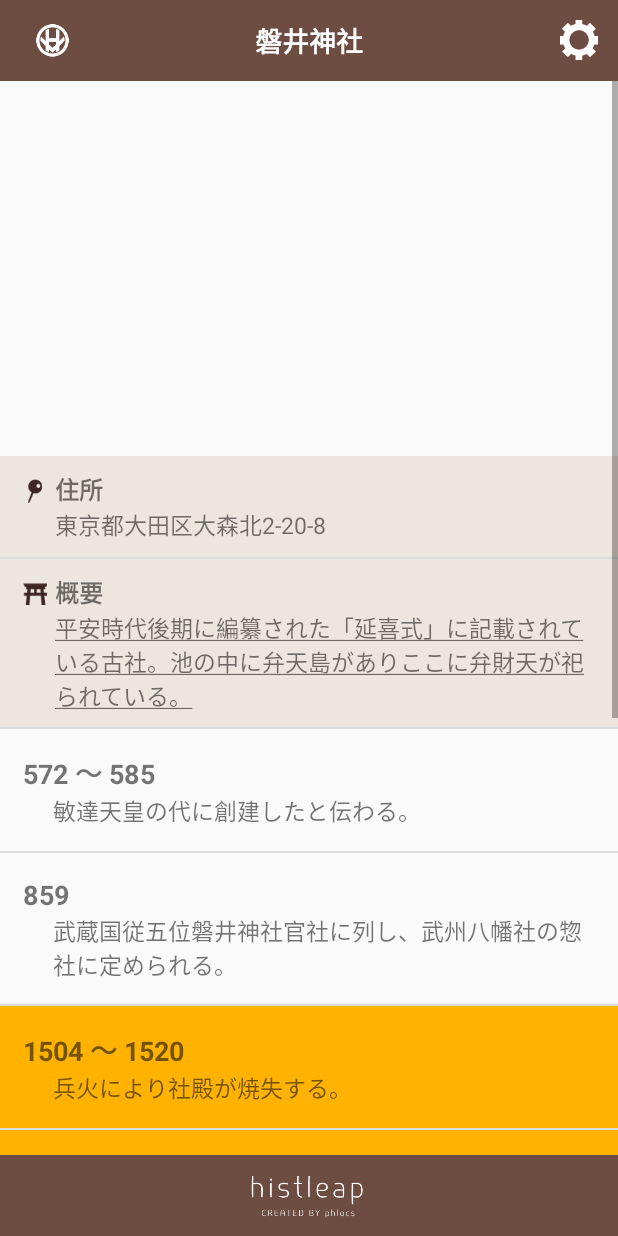
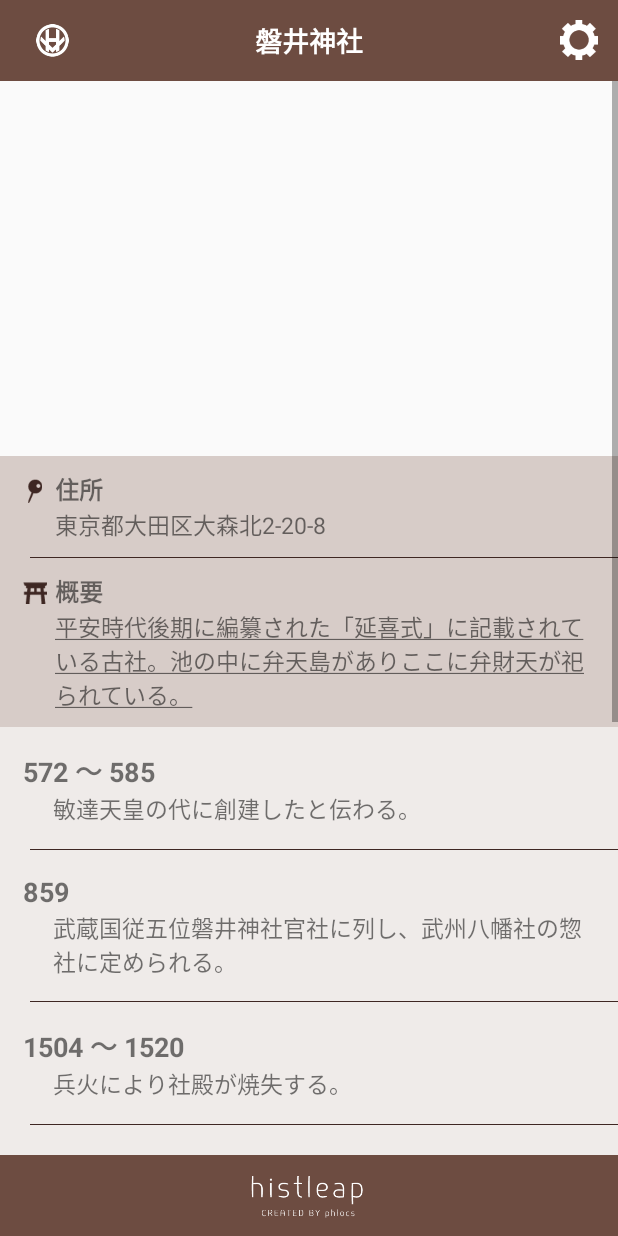
Before and after one commit to phlocs201/histleap, an Android app: the SpotDetailActivity screen opened directly, with no data from a screen before it, on a phone screen of 412 x 824 dp. Run offline under Robolectric (Android 15) with nearby library versions, the phone set to English and light mode, and no system bars.

Commit message:
ListViewのボーダー周りを整える.

```diff
--- a/android/app/src/main/java/tech/phlocs/histleap/SpotDetailActivity.java
+++ b/android/app/src/main/java/tech/phlocs/histleap/SpotDetailActivity.java
@@ -39,6 +39,9 @@ public class SpotDetailActivity extends Activity {
     protected void onCreate(Bundle savedInstanceState) {
         super.onCreate(savedInstanceState);
         setContentView(R.layout.activity_spot_detail);
+
+
+
         // インテントを取得
         Intent intent = this.getIntent();
         //String spot = intent.getStringExtra("spot");
@@ -48,8 +51,8 @@ public class SpotDetailActivity extends Activity {
         // ダミーデータを取得
         Spot currentSpot = _getDummySpot();
         ArrayList<Integer> range = new ArrayList<>();
-        range.add(1299);
-        range.add(1945);
+        range.add(1700);
+        range.add(1899);
 
         // ヘッダー文言を設定
         _setHeaderText(currentSpot.getName());
--- a/android/app/src/main/java/tech/phlocs/histleap/adapter/EventListAdapter.java
+++ b/android/app/src/main/java/tech/phlocs/histleap/adapter/EventListAdapter.java
@@ -69,6 +69,8 @@ public class EventListAdapter extends BaseAdapter {
         // スライダー範囲内であれば、強調表示
         if (_isInsideRange(item.getStartYear())) {
             convertView.setBackgroundColor(Color.parseColor("#FFB300"));
+        } else {
+            convertView.setBackgroundColor(Color.parseColor("#EFEBE9"));
         }
         // spotURLがあれば、リンクを設定
         final String eventUrl = item.getUrl();
@@ -83,6 +85,12 @@ public class EventListAdapter extends BaseAdapter {
                 }
             });
         }
+
+        // 最も下のitemであれば、bottomの境界線を消す
+        if (position == getCount() -1) {
+            convertView.findViewById(R.id.event_list_border).setVisibility(View.INVISIBLE);
+        }
+
         return convertView;
     }
 
--- a/android/app/src/main/java/tech/phlocs/histleap/adapter/SpotInfoListAdapter.java
+++ b/android/app/src/main/java/tech/phlocs/histleap/adapter/SpotInfoListAdapter.java
@@ -70,6 +70,12 @@ public class SpotInfoListAdapter extends BaseAdapter {
                 }
             });
         }
+
+        // 最も下のitemであれば、bottomの境界線を消す
+        if (position == getCount() -1) {
+            convertView.findViewById(R.id.spot_info_list_border).setVisibility(View.INVISIBLE);
+        }
+
         return convertView;
     }
 }
--- a/android/app/src/main/res/layout/activity_spot_detail.xml
+++ b/android/app/src/main/res/layout/activity_spot_detail.xml
@@ -105,7 +105,9 @@
             <tech.phlocs.histleap.custom_view.MeasuredListView
                 android:id="@+id/lv_spotInfoList"
                 android:layout_width="match_parent"
-                android:layout_height="match_parent" />
+                android:layout_height="match_parent"
+                android:divider="@null"
+                />
 
             <!-- イベントリスト -->
             <LinearLayout
@@ -116,7 +118,9 @@
                 <tech.phlocs.histleap.custom_view.MeasuredListView
                     android:id="@+id/lv_eventList"
                     android:layout_width="match_parent"
-                    android:layout_height="match_parent" />
+                    android:layout_height="match_parent"
+                    android:divider="@null"
+                    />
             </LinearLayout>
         </LinearLayout>
     </ScrollView>
--- a/android/app/src/main/res/layout/list_item_division_child.xml
+++ b/android/app/src/main/res/layout/list_item_division_child.xml
@@ -80,7 +80,7 @@
     <View
         android:layout_marginLeft="80dp"
         android:layout_width="match_parent"
-        android:layout_height="1dp"
+        android:layout_height="0.5dp"
         android:background="#3E2723"
         />
 </LinearLayout>
--- a/android/app/src/main/res/layout/list_item_division_parent.xml
+++ b/android/app/src/main/res/layout/list_item_division_parent.xml
@@ -55,7 +55,7 @@
     <View
         android:layout_marginLeft="20dp"
         android:layout_width="match_parent"
-        android:layout_height="1dp"
+        android:layout_height="0.5dp"
         android:background="#3E2723"
         />
 </LinearLayout>
--- a/android/app/src/main/res/layout/list_item_event.xml
+++ b/android/app/src/main/res/layout/list_item_event.xml
@@ -1,7 +1,12 @@
 <?xml version="1.0" encoding="utf-8"?>
 <LinearLayout xmlns:android="http://schemas.android.com/apk/res/android"
     android:layout_width="match_parent"
-  android:layout_height="200dp"
+    android:layout_height="wrap_content"
+    android:orientation="vertical"
+    >
+  <LinearLayout
+    android:layout_width="match_parent"
+    android:layout_height="wrap_content"
     android:orientation="vertical"
     android:padding="15dp"
     >
@@ -36,3 +41,13 @@
       android:layout_marginStart="20dp"
       />
   </LinearLayout>
+  <!-- 境界線 -->
+  <View
+      android:id="@+id/event_list_border"
+      android:layout_width="match_parent"
+      android:layout_height="0.5dp"
+      android:layout_marginStart="20dp"
+      android:layout_marginLeft="20dp"
+      android:background="#3E2723"
+      />
+</LinearLayout>
--- a/android/app/src/main/res/layout/list_item_spot_info.xml
+++ b/android/app/src/main/res/layout/list_item_spot_info.xml
@@ -1,8 +1,14 @@
 <?xml version="1.0" encoding="utf-8"?>
 <LinearLayout xmlns:android="http://schemas.android.com/apk/res/android"
     android:layout_width="match_parent"
-    android:layout_height="200dp"
-    android:background="#ede6de"
+    android:layout_height="wrap_content"
+    android:orientation="vertical"
+    android:background="#D7CCC8"
+    >
+    <LinearLayout
+        android:layout_width="match_parent"
+        android:layout_height="wrap_content"
+        android:background="#D7CCC8"
         android:orientation="horizontal"
         android:padding="10dp">
 
@@ -29,6 +35,17 @@
                 android:layout_width="wrap_content"
                 android:layout_height="wrap_content"
                 android:layout_gravity="left"
-            android:textSize="15sp" />
+                android:textSize="15sp"
+                />
         </LinearLayout>
     </LinearLayout>
+    <!-- 境界線 -->
+    <View
+        android:id="@+id/spot_info_list_border"
+        android:layout_width="match_parent"
+        android:layout_height="0.5dp"
+        android:layout_marginStart="20dp"
+        android:layout_marginLeft="20dp"
+        android:background="#3E2723"
+        />
+</LinearLayout>
--- a/android/app/src/main/res/raw/spots.json
+++ b/android/app/src/main/res/raw/spots.json
@@ -69,10 +69,10 @@
             "spotName": "戸越八幡神社",
             "spotLatitude": "35.613789",
             "spotLongitude": "139.720360",
-            "spotAddress": "",
+            "spotAddress": "東京都品川区戸越２丁目６−２３",
             "spotOverview": "旧戸越村の鎮守であった東京都品川区戸越にある神社。",
             "spotURL": "https://ja.wikipedia.org/wiki/%E8%B2%B4%E8%88%B9%E7%A5%9E%E7%A4%BE_(%E5%93%81%E5%B7%9D%E5%8C%BA)",
-            "spotImageURL": "https://ja.wikipedia.org/wiki/%E6%88%B8%E8%B6%8A%E5%85%AB%E5%B9%A1%E7%A5%9E%E7%A4%BE#/media/File:Togoshi_hachiman.JPG",
+            "spotImageURL": "https://upload.wikimedia.org/wikipedia/commons/c/cf/Togoshi_hachiman.JPG",
             "events": [
                 {
                     "eventStartYear": 1526,
@@ -139,7 +139,7 @@
             "spotAddress": "東京都品川区北品川2丁目3-12",
             "spotOverview": "東京都で唯一、虚空藏菩薩を本尊とする天台宗の寺。東海七福神の１つで布袋尊が安置されている。",
             "spotURL": "https://ja.localwiki.org/shinagawa/%E9%A4%8A%E9%A1%98%E5%AF%BA%EF%BC%88%E3%82%88%E3%81%86%E3%81%8C%E3%82%93%E3%81%98%EF%BC%89",
-            "spotImageURL": "https://www.google.co.jp/maps/place/%E5%A4%A9%E5%8F%B0%E5%AE%97%E9%A4%8A%E9%A1%98%E5%AF%BA/@35.6193947,139.7421376,3a,75y,90t/data=!3m8!1e2!3m6!1s-GGw6SOge5rc%2FWCfDTpycUfI%2FAAAAAAAAmqo%2FT7CrqectLTsxUE9M01x0QqOw9wgYqYCbACLIB!2e4!3e12!6s%2F%2Flh6.googleusercontent.com%2F-GGw6SOge5rc%2FWCfDTpycUfI%2FAAAAAAAAmqo%2FT7CrqectLTsxUE9M01x0QqOw9wgYqYCbACLIB%2Fs114-k-no%2F!7i4160!8i3120!4m5!3m4!1s0x0:0x80138e838d9de36c!8m2!3d35.6189916!4d139.7424205!6m1!1e1?hl=ja",
+            "spotImageURL": "http://www.tesshow.jp/shinagawa/images/nshinagawa_yogan1s.jpg",
             "events": [
                 {
                     "eventStartYear": 1299,
@@ -163,7 +163,7 @@
             "spotAddress": "東京都品川区北品川2-30",
             "spotOverview": "北品川の鎮守・品川神社に対し、南品川の鎮守として古くから親しまれている神社。",
             "spotURL": "https://ja.wikipedia.org/wiki/%E8%8D%8F%E5%8E%9F%E7%A5%9E%E7%A4%BE",
-            "spotImageURL": "https://ja.wikipedia.org/wiki/%E8%8D%8F%E5%8E%9F%E7%A5%9E%E7%A4%BE#/media/File:Ebara_jinja.JPG",
+            "spotImageURL": "https://upload.wikimedia.org/wikipedia/commons/thumb/8/84/Ebara_jinja.JPG/1024px-Ebara_jinja.JPG",
             "events": [
                 {
                     "eventStartYear": 709,
@@ -240,7 +240,7 @@
             "spotAddress": "東京都品川区南大井１丁目４−１",
             "spotOverview": "天祖神社（南浜川鎮守）と諏訪神社（北浜川鎮守）が合祀してできた神社。東海七福神の福禄寿が安置されている。",
             "spotURL": "http://tensosuwa-jinja.jp/",
-            "spotImageURL": "https://ja.wikipedia.org/wiki/%E5%A4%A9%E7%A5%96%E3%83%BB%E8%AB%8F%E8%A8%AA%E7%A5%9E%E7%A4%BE#/media/File:Tenso_suwa_jinja_haiden.JPG",
+            "spotImageURL": "https://upload.wikimedia.org/wikipedia/commons/6/69/Tenso_suwa_jinja_haiden.JPG",
             "events": [
                 {
                     "eventStartYear": 1100,
@@ -268,7 +268,7 @@
             "spotAddress": "東京都大田区大森北2-20-8",
             "spotOverview": "平安時代後期に編纂された「延喜式」に記載されている古社。池の中に弁天島がありここに弁財天が祀られている。",
             "spotURL": "https://ja.wikipedia.org/wiki/%E7%A3%90%E4%BA%95%E7%A5%9E%E7%A4%BE",
-            "spotImageURL": "https://ja.wikipedia.org/wiki/%E7%A3%90%E4%BA%95%E7%A5%9E%E7%A4%BE#/media/File:Iwai_jinja.JPG",
+            "spotImageURL": "https://upload.wikimedia.org/wikipedia/commons/1/18/Iwai_jinja.JPG",
             "events": [
                 {
                     "eventStartYear": 572,
```
Lines whose indentation alone changed are shown as unchanged.
